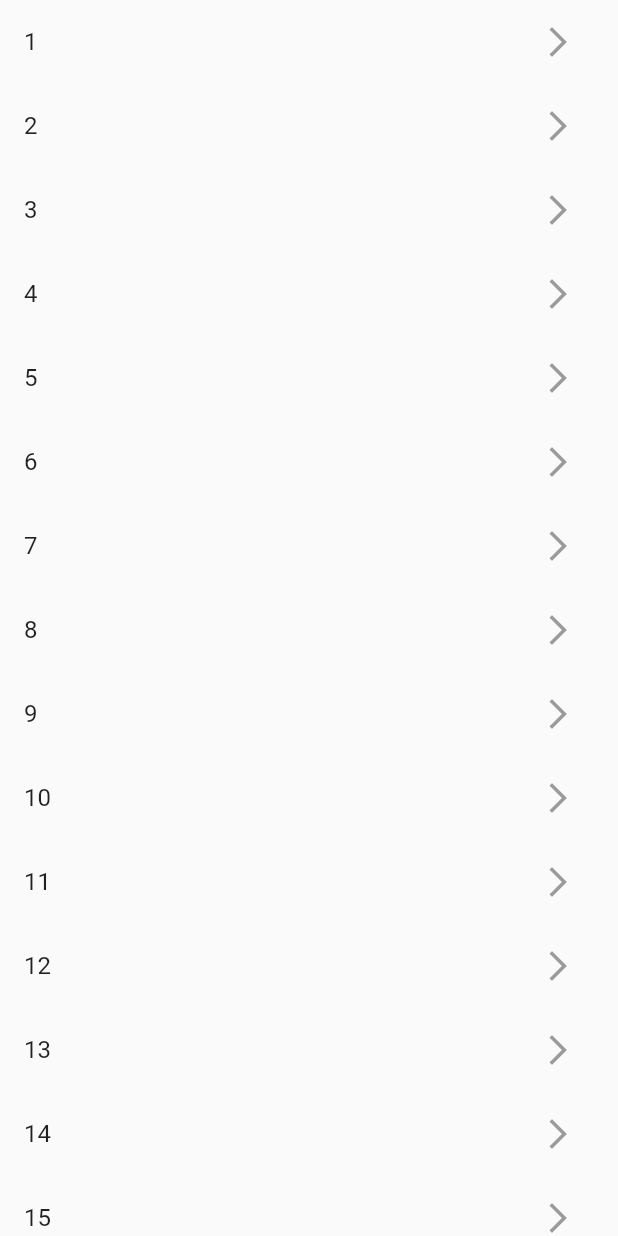
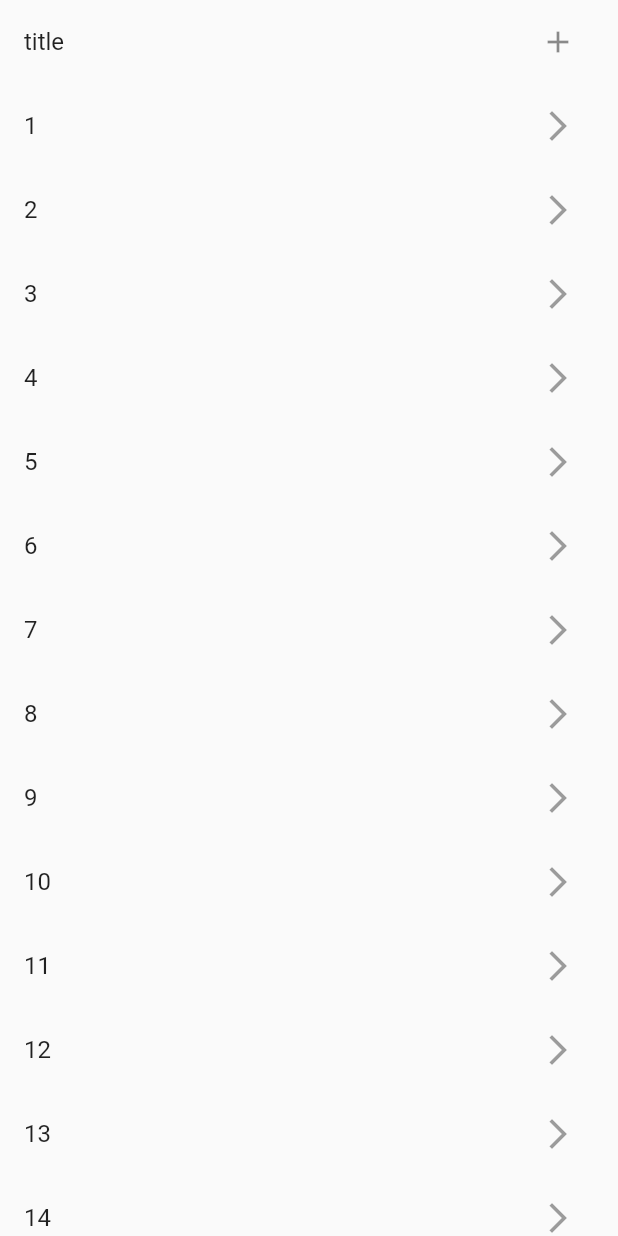
Before and after one commit to nju-iot/edge-app-flutter, a Flutter app: the IntervalListPage screen opened directly, on a phone screen of 412 x 824 dp. Run offline on Flutter 3.47's test engine with Material 2 defaults, Android fonts, the phone set to English and light mode, and no system bars; our stand-ins replace auto_route, cached_network_image, date_format, dio, fluro, flutter_easyrefresh and 4 more; accounts and stored records are empty; network calls fail; statements that could not run were skipped.

Commit message:
添加新增定时任务页面

```diff
--- a/lib/page/interval/interval_list.dart
+++ b/lib/page/interval/interval_list.dart
@@ -1,5 +1,7 @@
 import 'package:flutter/material.dart';
 import 'package:material_floating_search_bar/material_floating_search_bar.dart';
+import 'package:flutter_app/router/route_map.gr.dart';
+import 'package:flutter_app/router/router.dart';
 
 class IntervalListPage extends StatefulWidget{
   @override
@@ -9,9 +11,16 @@ class IntervalListPage extends StatefulWidget{
 
 class IntervalListPageState extends State<IntervalListPage>{
 
+  var interval_list=[];
+
   @override
   void initState() {
     super.initState();
+
+  }
+
+  void fetch_interval_list(){
+
   }
 
 
@@ -26,22 +35,27 @@ class IntervalListPageState extends State<IntervalListPage>{
   Widget build(BuildContext context){
     return RefreshIndicator(
       child: Scaffold(
-        endDrawer: null, //过滤条件
-        body: ListView.builder(
-          itemBuilder: (BuildContext context, int index){
-            return ListTile(
-              title: Text("${index+1}"),
-              trailing: IconButton(
-                icon: Icon(Icons.arrow_forward_ios),
-                onPressed: null),);
-          },
-          ),
+        body: Column(
+          children: <Widget>[
+            ListTile(title: Text("title"),trailing: IconButton(icon: Icon(Icons.add),onPressed: (){
+              MyRouter.push(Routes.intervalAddPage);
+            },),),
+            Expanded(
+              child: ListView.builder(
+                itemBuilder:(BuildContext context,int index){
+                  return ListTile(title: Text("${index+1}"),
+                  trailing: IconButton(icon: Icon(Icons.arrow_forward_ios), onPressed: null)
+                  );
+                } ))
+          ],
+        ),
       ),
       onRefresh: _onrefresh,
       );
   }
 
 
+  /*
   Widget buildFloatingSearchBar(){
   return FloatingSearchBar(
     automaticallyImplyDrawerHamburger: false,
@@ -69,7 +83,8 @@ class IntervalListPageState extends State<IntervalListPage>{
           ),
         ),
       );
-    },
-    );
+    });
+  }
+
+  */
 }
-}
--- a/lib/router/route_map.dart
+++ b/lib/router/route_map.dart
@@ -18,7 +18,7 @@ import 'package:flutter_app/page/theme_color.dart';
 import 'package:flutter_app/routes/cloud_route.dart';
 import 'package:flutter_app/routes/home_route.dart';
 import 'package:flutter_app/routes/user_route.dart';
-
+import 'package:flutter_app/page/interval/interval_add.dart';
 //页面路由映射表,在这里注册页面路由
 @CustomAutoRouter(
   routes:<AutoRoute>[
@@ -39,6 +39,7 @@ import 'package:flutter_app/routes/user_route.dart';
     AutoRoute(page:SubInfoPage,path:'/page/notification/sub_info/:id'),
     AutoRoute(page:NotificationInfoPage,path:'/page/notification/notification_info/:slug'),
     AutoRoute(page:SubAddPage,path:'/page/notification/subscription_add'),
+    AutoRoute(page: IntervalAddPage,path: '/page/interval/interval_add'),
   ],
     routesClassName: 'Routes',
     transitionsBuilder: getTransitions,
```
Also changed, not shown: lib/page/interval/interval_add.dart (added, +22 -0 lines), lib/router/route_map.gr.dart.
